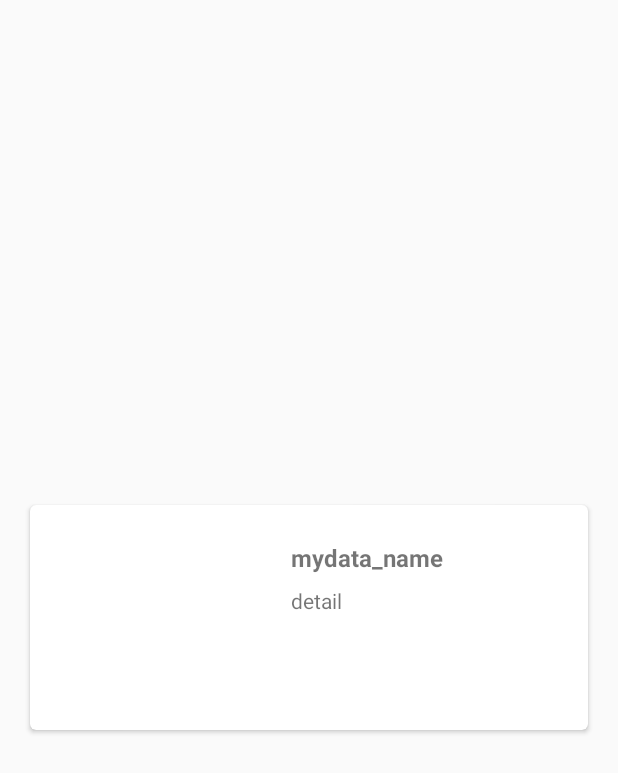
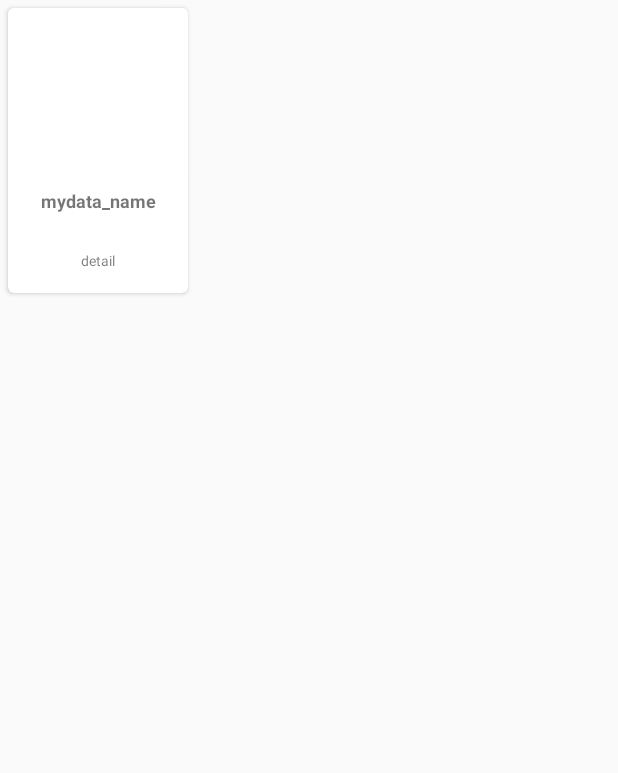
Before and after one commit to iffanahmad98/Digital-Team-TI1, an Android app: the layout item_cardview.xml on its own in the app's theme, with its tools: preview values and no code run, on a phone screen of 412 x 824 dp. Shown: the top 773 px of the screen. Run offline under Robolectric (Android 15) with nearby library versions, the phone set to English and light mode, and no system bars.

Commit message:
edit Artikel

```diff
--- a/sprint 2/MainActivity/app/src/main/java/com/syahrulsamudra_18102142/mainactivity/fragment_home.kt
+++ b/sprint 2/MainActivity/app/src/main/java/com/syahrulsamudra_18102142/mainactivity/fragment_home.kt
@@ -5,6 +5,7 @@ import androidx.fragment.app.Fragment
 import android.view.LayoutInflater
 import android.view.View
 import android.view.ViewGroup
+import androidx.recyclerview.widget.GridLayoutManager
 import androidx.recyclerview.widget.LinearLayoutManager
 import com.syahrulsamudra_18102142.mainactivity.adapter.CardViewMyDataAdapter
 import kotlinx.android.synthetic.main.fragment_home.*
@@ -44,7 +45,7 @@ class fragment_home() : Fragment() {
     }
 
     private fun showRecyclerCardView() {
-        rv_mydata.layoutManager = LinearLayoutManager(requireContext())
+        rv_mydata. layoutManager = GridLayoutManager(requireContext(),2)
         val cardViewMyDataAdapter = CardViewMyDataAdapter (list, requireContext())
         rv_mydata.adapter = cardViewMyDataAdapter
     }
--- a/sprint 2/MainActivity/app/src/main/res/layout/item_cardview.xml
+++ b/sprint 2/MainActivity/app/src/main/res/layout/item_cardview.xml
@@ -4,61 +4,54 @@
     xmlns:card_view="http://schemas.android.com/apk/res-auto"
     xmlns:tools="http://schemas.android.com/tools"
     android:id="@+id/card_view"
-    android:layout_width="match_parent"
-    android:layout_height="150dp"
-    android:layout_gravity="center"
-    android:layout_marginTop="4dp"
-    android:layout_marginStart="20dp"
-    android:layout_marginEnd="20dp"
-    android:layout_marginBottom="4dp"
+    android:layout_width="120dp"
+    android:layout_height="190dp"
+    android:layout_margin="5dp"
     card_view:cardCornerRadius="4dp">
+
     <RelativeLayout
         android:layout_width="match_parent"
         android:layout_height="200dp"
-        android:padding="8dp">
+        android:padding="0dp">
+
         <ImageView
             android:id="@+id/img_item_photo"
-            android:layout_width="150dp"
-            android:layout_height="220dp"
-            android:layout_marginBottom="4dp"
+            android:layout_width="match_parent"
+            android:layout_height="120dp"
             android:scaleType="centerCrop"
             tools:src="@color/colorAccent" />
+
+        <LinearLayout
+            android:id="@+id/layout_button"
+            android:layout_width="match_parent"
+            android:layout_height="match_parent"
+            android:orientation="vertical">
+
+        </LinearLayout>
+
         <TextView
             android:id="@+id/tv_item_name"
             android:layout_width="match_parent"
             android:layout_height="wrap_content"
-            android:layout_marginLeft="16dp"
-            android:layout_marginTop="16dp"
-            android:layout_marginRight="16dp"
-            android:layout_marginBottom="8dp"
-            android:layout_toEndOf="@id/img_item_photo"
-            android:layout_toRightOf="@id/img_item_photo"
-            android:textSize="16sp"
+            android:layout_below="@+id/img_item_photo"
+            android:layout_marginTop="0dp"
+            android:textSize="12sp"
             android:textStyle="bold"
+            android:gravity="center"
             tools:text="mydata_name" />
+
         <TextView
             android:id="@+id/tv_item_detail"
             android:layout_width="match_parent"
             android:layout_height="match_parent"
-            android:layout_above="@+id/layout_button"
-            android:layout_below="@id/tv_item_name"
-            android:layout_marginLeft="16dp"
-            android:layout_marginRight="16dp"
-            android:layout_toEndOf="@id/img_item_photo"
-            android:layout_toRightOf="@id/img_item_photo"
+            android:layout_below="@+id/tv_item_name"
+            android:layout_marginTop="0dp"
             android:ellipsize="end"
             android:maxLines="5"
-            tools:text="detail" />
-        <LinearLayout
-            android:id="@+id/layout_button"
-            android:layout_width="match_parent"
-            android:layout_height="wrap_content"
-            android:layout_alignParentBottom="true"
-            android:layout_marginStart="16dp"
-            android:layout_marginLeft="16dp"
-            android:layout_toEndOf="@id/img_item_photo"
-            android:layout_toRightOf="@id/img_item_photo"
-            android:orientation="horizontal">
-        </LinearLayout>
+            tools:text="detail"
+            android:gravity="center"
+            android:textSize="9dp"
+            />
+
     </RelativeLayout>
 </androidx.cardview.widget.CardView>
--- a/sprint 2/MainActivity/build.gradle
+++ b/sprint 2/MainActivity/build.gradle
@@ -6,7 +6,7 @@ buildscript {
         jcenter()
     }
     dependencies {
-        classpath 'com.android.tools.build:gradle:4.0.2'
+        classpath 'com.android.tools.build:gradle:4.1.1'
         classpath "org.jetbrains.kotlin:kotlin-gradle-plugin:$kotlin_version"
 
         // NOTE: Do not place your application dependencies here; they belong
```
Also changed, not shown: sprint 2/MainActivity/app/src/main/res/layout/fragment_home.xml (+26 -16 lines), sprint 2/MainActivity/app/src/main/res/values/strings.xml (+25 -0 lines).
